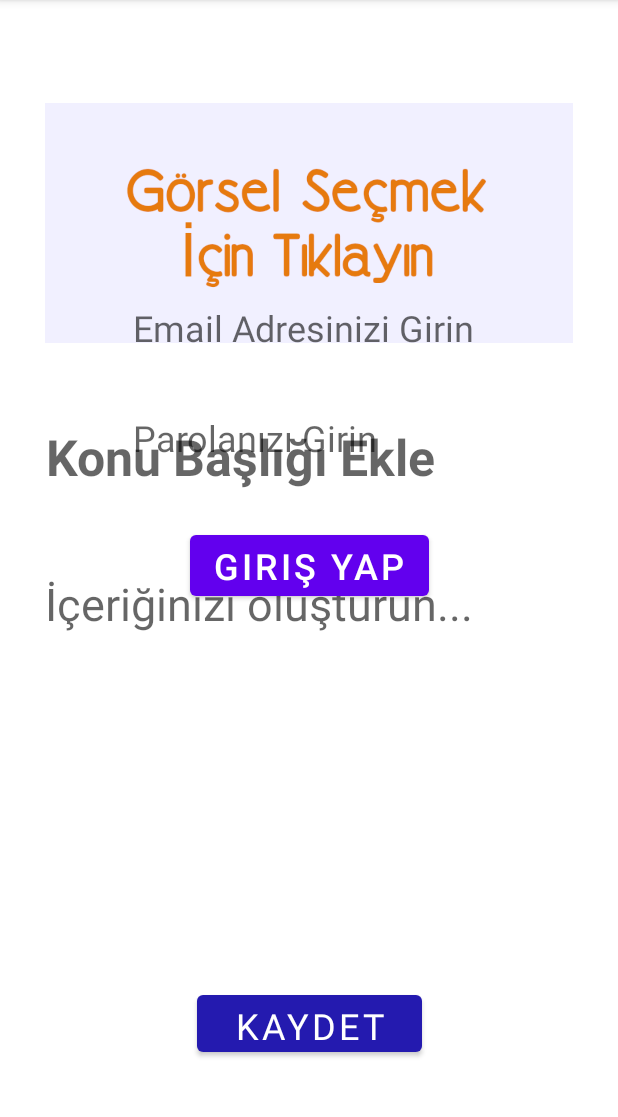
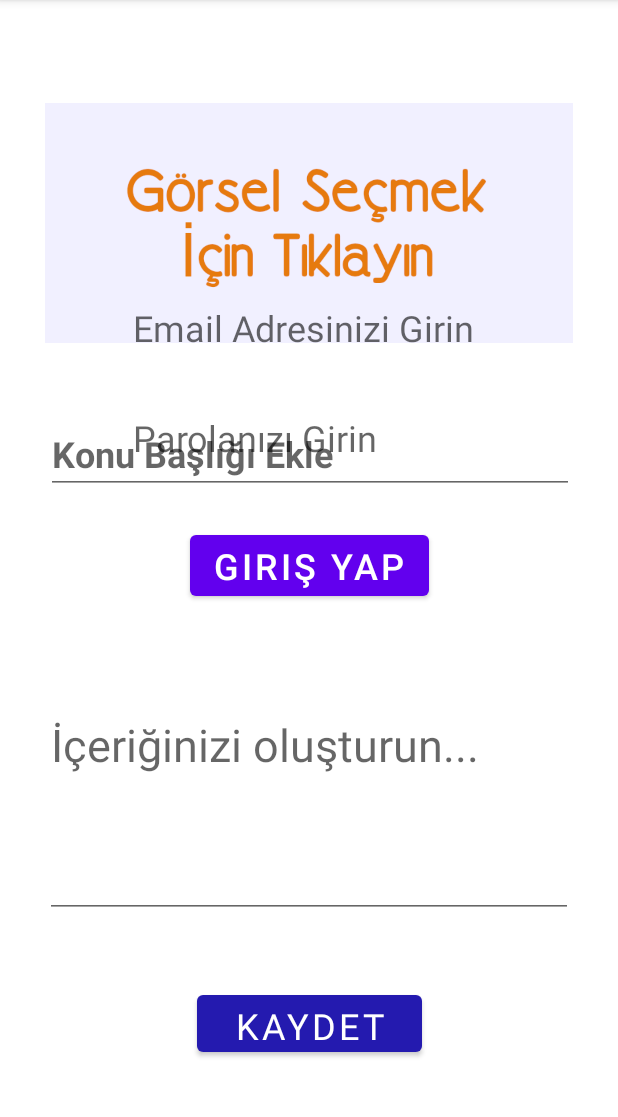
Before and after one commit to 1hakann/AddPost, an Android app: the ContextFragment screen opened through its navigation route, on a phone screen of 412 x 824 dp, the part 84-1201 px from its top. Run offline under Robolectric (Android 15) with nearby library versions, the phone set to English and light mode, and no system bars; Roboto replaces fonts that are not available here.

Commit message:
ListFragment.kt tamamlandı. SQLite bağlantısı sağlandı. recycler_row oluşturduk. Adapter ümüzü inşa ettik.

```diff
--- a/app/src/main/java/com/badlogic/androidgames/addpost/ListFragment.kt
+++ b/app/src/main/java/com/badlogic/androidgames/addpost/ListFragment.kt
@@ -1,14 +1,19 @@
 package com.badlogic.androidgames.addpost
 
+import android.content.Context
 import android.os.Bundle
 import androidx.fragment.app.Fragment
 import android.view.LayoutInflater
 import android.view.View
 import android.view.ViewGroup
 import androidx.navigation.Navigation
+import java.lang.Exception
 
 
 class ListFragment : Fragment() {
+
+    val postIdListesi = ArrayList<Int>()
+    val postBaslikListesi = ArrayList<String>()
 
     override fun onCreate(savedInstanceState: Bundle?) {
         super.onCreate(savedInstanceState)
@@ -24,10 +29,33 @@ class ListFragment : Fragment() {
     override fun onViewCreated(view: View, savedInstanceState: Bundle?) {
         super.onViewCreated(view, savedInstanceState)
 
-
+        sqlVeriAlma()
     }
 
     fun sqlVeriAlma() {
+        try {
 
+            activity?.let {
+                val db = it.openOrCreateDatabase("posts", Context.MODE_PRIVATE, null)
+                val cursor = db.rawQuery("SELECT * FROM posts", null)
+                val postBaslikIndex = cursor.getColumnIndex("postBaslik")
+                val postIdIndex = cursor.getColumnIndex("id")
+
+                postIdListesi.clear()
+                postBaslikListesi.clear()
+
+                while (cursor.moveToNext()) {
+
+                    postIdListesi.add(cursor.getInt(postIdIndex))
+                    postBaslikListesi.add(cursor.getString(postBaslikIndex))
+
+                }
+
+                cursor.close()
+            }
+
+        } catch (e : Exception) {
+            e.printStackTrace()
+        }
     }
 }
--- a/app/src/main/res/layout/fragment_context.xml
+++ b/app/src/main/res/layout/fragment_context.xml
@@ -19,7 +19,7 @@
         app:layout_constraintStart_toStartOf="parent"
         app:layout_constraintTop_toTopOf="parent" />
 
-    <TextView
+    <EditText
         android:id="@+id/tvHeader"
         android:layout_width="352dp"
         android:layout_height="47dp"
@@ -27,22 +27,21 @@
         android:layout_marginBottom="16dp"
         android:clickable="false"
         android:fontFamily="@font/averia_libre_bold"
-        android:hint="Konu Başlığı Ekle"
-        android:textSize="33sp"
+        android:hint="@string/konu_ba_l_ekle"
+        android:textSize="24sp"
         android:textStyle="bold"
-        app:flow_horizontalAlign="center"
         app:layout_constraintBottom_toTopOf="@+id/tvPost"
         app:layout_constraintEnd_toEndOf="parent"
         app:layout_constraintHorizontal_bias="0.508"
         app:layout_constraintStart_toStartOf="parent"
         app:layout_constraintTop_toBottomOf="@+id/ivImg" />
 
-    <TextView
+    <EditText
         android:id="@+id/tvPost"
         android:layout_width="352dp"
         android:layout_height="230dp"
         android:fontFamily="@font/averia_libre_bold"
-        android:hint="İçeriğinizi oluşturun..."
+        android:hint="@string/eri_inizi_olu_turun"
         android:textSize="30sp"
         app:layout_constraintBottom_toTopOf="@+id/btnKaydet"
         app:layout_constraintEnd_toEndOf="parent"
@@ -57,7 +56,7 @@
         android:layout_marginBottom="24dp"
         android:fontFamily="@font/averia_libre_bold"
         android:onClick="Kaydet"
-        android:text="KAYDET"
+        android:text="@string/kaydet"
         android:textSize="24sp"
         app:backgroundTint="#241AAF"
         app:layout_constraintBottom_toBottomOf="parent"
--- a/app/src/main/res/values/strings.xml
+++ b/app/src/main/res/values/strings.xml
@@ -2,4 +2,7 @@
     <string name="app_name">AddPost</string>
     <!-- TODO: Remove or change this placeholder text -->
     <string name="hello_blank_fragment">Hello blank fragment</string>
+    <string name="eri_inizi_olu_turun">İçeriğinizi oluşturun...</string>
+    <string name="konu_ba_l_ekle">Konu Başlığı Ekle</string>
+    <string name="kaydet">KAYDET</string>
 </resources>
```
Also changed, not shown: app/src/main/java/com/badlogic/androidgames/addpost/DBCon.java (deleted, +0 -85 lines), app/src/main/java/com/badlogic/androidgames/addpost/ListRecyclerAdapter.kt (added, +24 -0 lines), app/src/main/java/com/badlogic/androidgames/addpost/sdssd.java (deleted, +0 -36 lines), app/src/main/res/layout/recycler_row.xml (added, +20 -0 lines).
